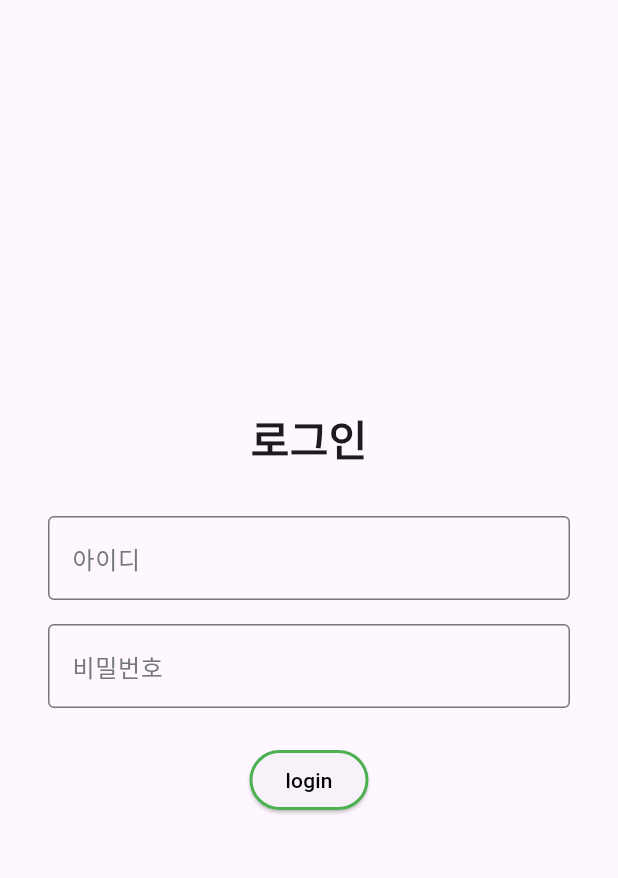
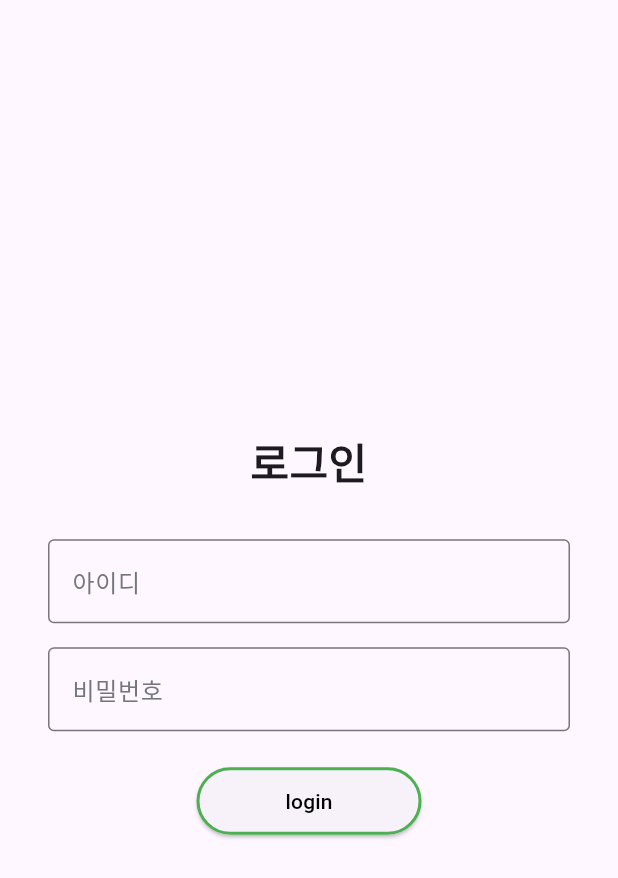
Before and after one commit to elbicuderri/board, a Flutter app: the screen it shows after launch, on a phone screen of 412 x 824 dp. Shown: the top 878 px of the screen. Run offline on Flutter 3.47's test engine with Material 3 defaults, Android fonts, the phone set to English and light mode, and no system bars.

Commit message:
Fix bug in android

```diff
--- a/lib/pages/login_page.dart
+++ b/lib/pages/login_page.dart
@@ -61,15 +61,24 @@ class _LoginPageState extends State<LoginPage> {
   Widget build(BuildContext context) {
     return Scaffold(
       body: SafeArea(
+        child: SingleChildScrollView(
           child: Padding(
-          padding: const EdgeInsets.symmetric(vertical: 32, horizontal: 32),
+            padding: const EdgeInsets.symmetric(vertical: 20, horizontal: 32),
+            child: ConstrainedBox(
+              constraints: BoxConstraints(
+                minHeight: MediaQuery.of(context).size.height -
+                          MediaQuery.of(context).padding.top -
+                          MediaQuery.of(context).padding.bottom - 40,
+              ),
               child: Column(
-            mainAxisSize: MainAxisSize.min,
+                mainAxisAlignment: MainAxisAlignment.center,
+                crossAxisAlignment: CrossAxisAlignment.stretch,
                 children: [
-              SizedBox(height: 240),
+                  const SizedBox(height: 40),
                   Text(
                     '로그인',
                     style: TextStyle(fontSize: 28, fontWeight: FontWeight.bold),
+                    textAlign: TextAlign.center,
                   ),
                   SizedBox(height: 32),
                   // id text field
@@ -107,11 +116,17 @@ class _LoginPageState extends State<LoginPage> {
                   ),
                   if (_error != null) ...[
                     SizedBox(height: 16),
-                Text(_error!, style: TextStyle(color: Colors.red)),
+                    Text(_error!,
+                      style: TextStyle(color: Colors.red),
+                      textAlign: TextAlign.center,
+                    ),
                   ],
                   SizedBox(height: 24),
                   // login button
-              SizedBox(
+                  Center(
+                    child: SizedBox(
+                      width: 150,
+                      height: 45,
                       child: ElevatedButton(
                         onPressed: _userData == null ? null : _login,
                         style: ElevatedButton.styleFrom(
@@ -123,7 +138,11 @@ class _LoginPageState extends State<LoginPage> {
                         child: Text('login', style: TextStyle(color: Colors.black)),
                       ),
                     ),
+                  ),
+                  SizedBox(height: 20),
                 ],
+              ),
+            ),
           ),
         ),
       ),
```
Also changed, not shown: lib/pages/post_page.dart (+10 -15 lines), lib/pages/write_page.dart (+22 -2 lines). Lines whose indentation alone changed are shown as unchanged.
